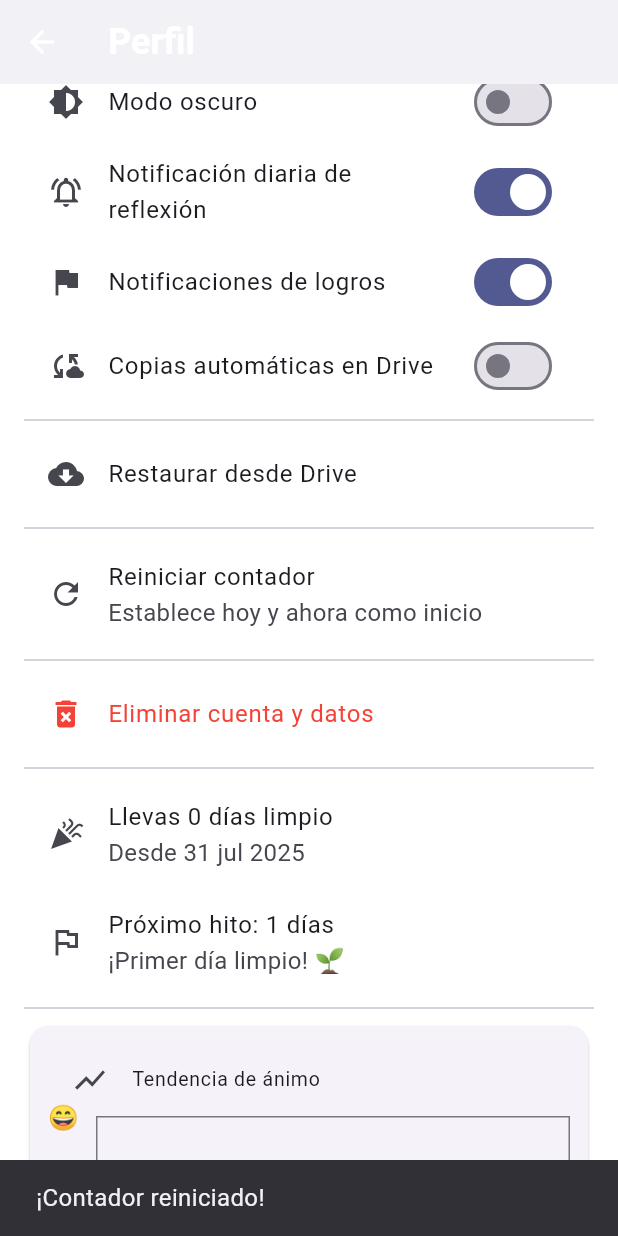
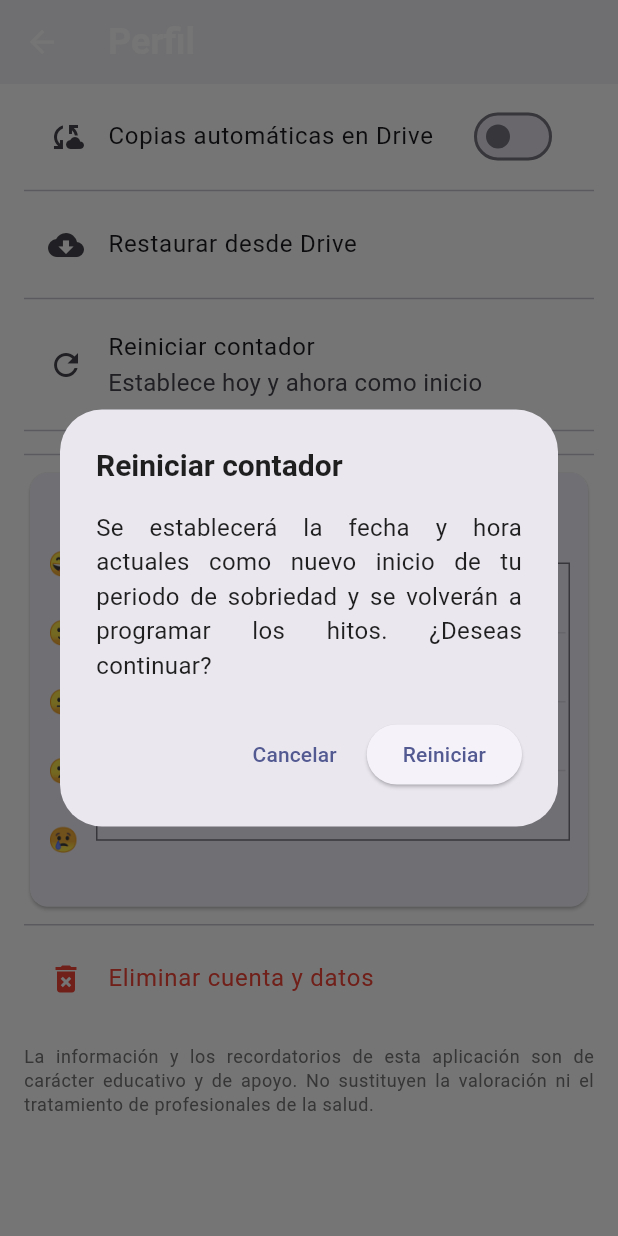
Before and after one commit to javiercamaraezquerra/Undiamas, a Flutter app: the ProfileScreen screen opened directly, scrolled down 185 dp, after a tap on "Reiniciar contador", on a phone screen of 412 x 824 dp. Run offline on Flutter 3.47's test engine with Material 3 defaults, Android fonts, the phone set to English and light mode, and no system bars; drawn by our look-alikes of fl_chart; our stand-ins replace flutter_local_notifications, flutter_markdown, flutter_secure_storage, google_mobile_ads, google_sign_in, hive and 4 more; missing offline and left inert: googleapis; accounts and stored records are empty.

Commit message:
Update profile_screen.dart

```diff
--- a/lib/screens/profile_screen.dart
+++ b/lib/screens/profile_screen.dart
@@ -10,7 +10,6 @@ import '../models/diary_entry.dart';
 import '../services/achievement_service.dart';
 import '../services/drive_backup_service.dart';
 import '../services/encryption_service.dart';
-import '../utils/mood_trend.dart';
 import '../widgets/mood_trend_chart.dart';
 
 const _kDisclaimer =
@@ -136,13 +135,11 @@ class _ProfileScreenState extends State<ProfileScreen> {
             ),
             actions: [
               TextButton(
-                onPressed: () => Navigator.pop(context, false),
-                child: const Text('Cancelar'),
-              ),
+                  onPressed: () => Navigator.pop(context, false),
+                  child: const Text('Cancelar')),
               ElevatedButton(
-                onPressed: () => Navigator.pop(context, true),
-                child: const Text('Permitir'),
-              ),
+                  onPressed: () => Navigator.pop(context, true),
+                  child: const Text('Permitir')),
             ],
           ),
         ) ??
@@ -188,6 +185,29 @@ class _ProfileScreenState extends State<ProfileScreen> {
 
   /* ───────── reiniciar contador ───────── */
   Future<void> _resetSoberDate() async {
+    final bool confirm = await showDialog<bool>(
+          context: context,
+          builder: (_) => AlertDialog(
+            title: const Text('Reiniciar contador'),
+            content: const Text(
+              'Se establecerá la fecha y hora actuales como nuevo inicio '
+              'de tu periodo de sobriedad y se volverán a programar los hitos. '
+              '¿Deseas continuar?',
+              textAlign: TextAlign.justify,
+            ),
+            actions: [
+              TextButton(
+                  onPressed: () => Navigator.pop(context, false),
+                  child: const Text('Cancelar')),
+              ElevatedButton(
+                  onPressed: () => Navigator.pop(context, true),
+                  child: const Text('Reiniciar')),
+            ],
+          ),
+        ) ??
+        false;
+    if (!confirm) return;
+
     final now = DateTime.now();
     final cipher = await EncryptionService.getCipher();
     final box = await Hive.openBox('udm_secure', encryptionCipher: cipher);
@@ -268,9 +288,8 @@ class _ProfileScreenState extends State<ProfileScreen> {
               'Tus datos han sido eliminados. La aplicación se reiniciará.'),
           actions: [
             ElevatedButton(
-              onPressed: () => Navigator.pop(context),
-              child: const Text('Aceptar'),
-            ),
+                onPressed: () => Navigator.pop(context),
+                child: const Text('Aceptar')),
           ],
         ),
       );
@@ -307,9 +326,9 @@ class _ProfileScreenState extends State<ProfileScreen> {
         top: true,
         bottom: false,
         child: ListView(
-          padding:
-              EdgeInsets.fromLTRB(16, 16, 16, bottomExtra), // margen inferior extra
+          padding: EdgeInsets.fromLTRB(16, 16, 16, bottomExtra),
           children: [
+            /* Ajustes generales */
             ListTile(
               leading: const Icon(Icons.brightness_6),
               title: const Text('Modo oscuro'),
@@ -318,8 +337,8 @@ class _ProfileScreenState extends State<ProfileScreen> {
             ListTile(
               leading: const Icon(Icons.notifications_active_outlined),
               title: const Text('Notificación diaria de reflexión'),
-              trailing: Switch(
-                  value: _notifDaily, onChanged: _toggleDailyNotif),
+              trailing:
+                  Switch(value: _notifDaily, onChanged: _toggleDailyNotif),
             ),
             ListTile(
               leading: const Icon(Icons.flag),
@@ -330,16 +349,18 @@ class _ProfileScreenState extends State<ProfileScreen> {
             ListTile(
               leading: const Icon(Icons.cloud_sync),
               title: const Text('Copias automáticas en Drive'),
-              trailing: Switch(
-                  value: _autoBackup, onChanged: _toggleAutoBackup),
+              trailing:
+                  Switch(value: _autoBackup, onChanged: _toggleAutoBackup),
             ),
             const Divider(),
+            /* Drive */
             ListTile(
               leading: const Icon(Icons.cloud_download),
               title: const Text('Restaurar desde Drive'),
               onTap: _restoreFromDrive,
             ),
             const Divider(),
+            /* Reset contador */
             ListTile(
               leading: const Icon(Icons.refresh),
               title: const Text('Reiniciar contador'),
@@ -347,16 +368,18 @@ class _ProfileScreenState extends State<ProfileScreen> {
               onTap: _resetSoberDate,
             ),
             const Divider(),
+            /* Progreso + gráfico */
+            if (_startDate != null) ..._buildProgressSection(),
+            const Divider(),
+            _buildMoodSection(),
+            const Divider(),
+            /* Eliminar todo */
             ListTile(
               leading: const Icon(Icons.delete_forever, color: Colors.red),
               title: const Text('Eliminar cuenta y datos',
                   style: TextStyle(color: Colors.red)),
               onTap: _deleteAccountAndData,
             ),
-            const Divider(),
-            if (_startDate != null) ..._buildProgressSection(),
-            const Divider(),
-            _buildMoodSection(),
             const SizedBox(height: 16),
             _buildDisclaimer(),
           ],
```
